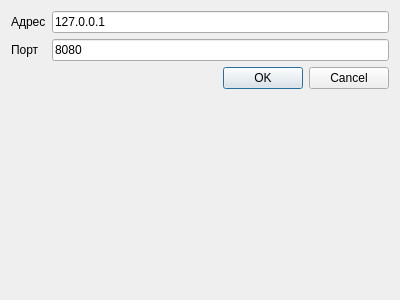
Before: the Qt Designer form Client/uis/ChooseAddressPort.ui in MichailKon/QtChatTCP, drawn with Qt 5.
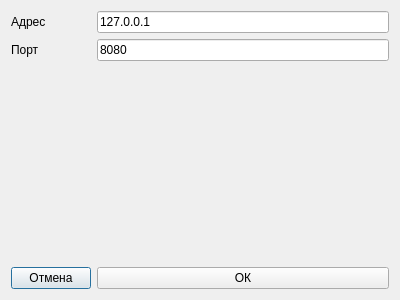
After: the same form once the commit is applied. Custom widgets are drawn as their Qt base class.

Commit message: a lot of new styles (background + buttons + lineEdit) new animations (when click/set focus) css renamed to qss

What changed in the file:
```diff
--- a/Client/uis/ChooseAddressPort.ui
+++ b/Client/uis/ChooseAddressPort.ui
@@ -42,18 +42,65 @@
      </property>
     </widget>
    </item>
+   <item row="3" column="0">
+    <widget class="MyButton" name="pushButton_cancel">
+     <property name="text">
+      <string>Отмена</string>
+     </property>
+     <property name="_bgColor" stdset="0">
+      <string>#777</string>
+     </property>
+     <property name="_textColor" stdset="0">
+      <string>white</string>
+     </property>
+    </widget>
+   </item>
+   <item row="3" column="1">
+    <widget class="MyButton" name="pushButton_accept">
+     <property name="text">
+      <string>ОК</string>
+     </property>
+     <property name="_bgColor" stdset="0">
+      <string>#777</string>
+     </property>
+     <property name="_textColor" stdset="0">
+      <string>white</string>
+     </property>
+    </widget>
+   </item>
    <item row="2" column="0" colspan="2">
-    <widget class="QDialogButtonBox" name="buttonBox">
+    <spacer name="verticalSpacer">
      <property name="orientation">
-      <enum>Qt::Horizontal</enum>
+      <enum>Qt::Vertical</enum>
      </property>
-     <property name="standardButtons">
-      <set>QDialogButtonBox::Cancel|QDialogButtonBox::Ok</set>
+     <property name="sizeHint" stdset="0">
+      <size>
+       <width>20</width>
+       <height>40</height>
+      </size>
      </property>
-    </widget>
+    </spacer>
    </item>
   </layout>
  </widget>
+ <customwidgets>
+  <customwidget>
+   <class>MyButton</class>
+   <extends>QPushButton</extends>
+   <header>mybutton.h</header>
+  </customwidget>
+  <customwidget>
+   <class>MyLineEdit</class>
+   <extends>QLineEdit</extends>
+   <header>mylineedit.h</header>
+  </customwidget>
+ </customwidgets>
+ <tabstops>
+  <tabstop>lineEdit_address</tabstop>
+  <tabstop>lineEdit_port</tabstop>
+  <tabstop>pushButton_accept</tabstop>
+  <tabstop>pushButton_cancel</tabstop>
+ </tabstops>
  <resources/>
  <connections/>
 </ui>
```
Left out of the diff: 6 changed lines with no effect on the pictures. The commit also changes 25 other files.
